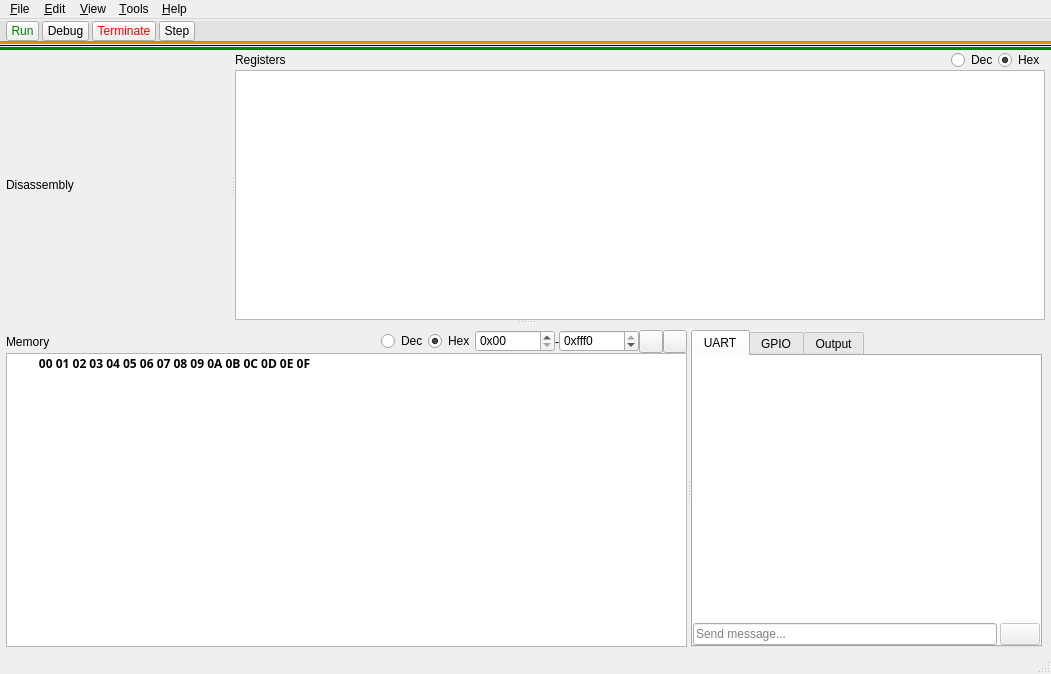
First picture: the form in src/ui/mainwindow.ui, repository MartinUbl/emulv, before the edit.
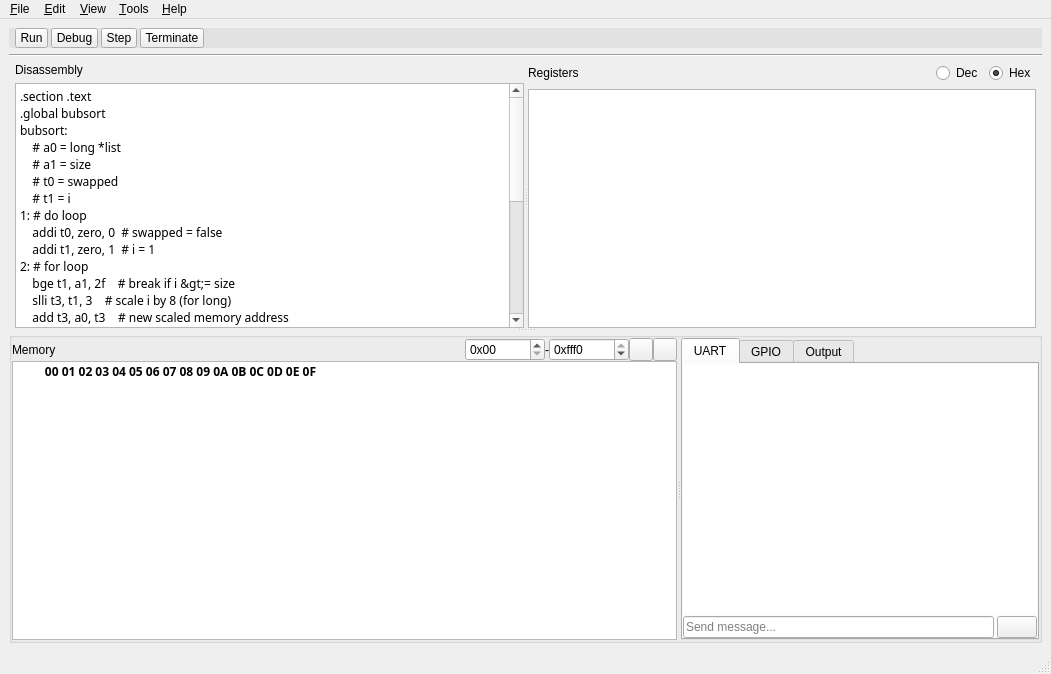
Second picture: the form after the edit. Icons and pictures are not drawn.

Diff of the .ui file:
```diff
--- a/src/ui/mainwindow.ui
+++ b/src/ui/mainwindow.ui
@@ -14,27 +14,7 @@
    <string>RISC-V Emulator</string>
   </property>
   <widget class="QWidget" name="centralwidget">
-   <property name="styleSheet">
-    <string notr="true">.QFrame {
-	border-color: rgb(255, 128, 0);
-}</string>
-   </property>
-   <layout class="QVBoxLayout" name="verticalLayout_13">
-    <property name="spacing">
-     <number>0</number>
-    </property>
-    <property name="leftMargin">
-     <number>0</number>
-    </property>
-    <property name="topMargin">
-     <number>2</number>
-    </property>
-    <property name="rightMargin">
-     <number>0</number>
-    </property>
-    <property name="bottomMargin">
-     <number>2</number>
-    </property>
+   <layout class="QVBoxLayout" name="verticalLayout_19">
     <item>
      <widget class="QWidget" name="toolBar" native="true">
       <property name="styleSheet">
@@ -92,9 +72,7 @@
             <string>Run (F5)</string>
            </property>
            <property name="styleSheet">
-            <string notr="true">#btnRun {
-	color: green;
-}</string>
+            <string notr="true"/>
            </property>
            <property name="text">
             <string>Run</string>
@@ -140,34 +118,6 @@
            </property>
           </widget>
          </item>
-         <item>
-          <widget class="QToolButton" name="btnTerminate">
-           <property name="toolTip">
-            <string>Terminate (Shift+F5)</string>
-           </property>
-           <property name="styleSheet">
-            <string notr="true">#btnTerminate {
-	color: red;
-}</string>
-           </property>
-           <property name="text">
-            <string>Terminate</string>
-           </property>
-           <property name="icon">
-            <iconset theme="media-playback-stop">
-             <normaloff>.</normaloff>.</iconset>
-           </property>
-           <property name="iconSize">
-            <size>
-             <width>14</width>
-             <height>14</height>
-            </size>
-           </property>
-           <property name="shortcut">
-            <string>Shift+F5</string>
-           </property>
-          </widget>
-         </item>
          <item>
           <widget class="QToolButton" name="btnStep">
            <property name="toolTip">
@@ -194,6 +144,31 @@
            </property>
           </widget>
          </item>
+         <item>
+          <widget class="QToolButton" name="btnTerminate">
+           <property name="toolTip">
+            <string>Terminate (Shift+F5)</string>
+           </property>
+           <property name="styleSheet">
+            <string notr="true"/>
+           </property>
+           <property name="text">
+            <string>Terminate</string>
+           </property>
+           <property name="icon">
+            <iconset theme="media-playback-stop"/>
+           </property>
+           <property name="iconSize">
+            <size>
+             <width>14</width>
+             <height>14</height>
+            </size>
+           </property>
+           <property name="shortcut">
+            <string>Shift+F5</string>
+           </property>
+          </widget>
+         </item>
          <item>
           <spacer name="horizontalSpacer_3">
            <property name="orientation">
@@ -212,144 +187,52 @@
       </layout>
      </widget>
     </item>
-    <item>
-     <widget class="QFrame" name="debugIndicator">
-      <property name="maximumSize">
-       <size>
-        <width>16777215</width>
-        <height>3</height>
-       </size>
-      </property>
-      <property name="styleSheet">
-       <string notr="true">#debugIndicator {
-	border: 3px solid rgb(255, 128, 0);
-}</string>
-      </property>
-      <property name="frameShape">
-       <enum>QFrame::Box</enum>
-      </property>
-      <property name="frameShadow">
-       <enum>QFrame::Plain</enum>
-      </property>
-      <property name="lineWidth">
-       <number>0</number>
-      </property>
-      <layout class="QVBoxLayout" name="verticalLayout_14">
-       <property name="spacing">
-        <number>0</number>
-       </property>
-       <property name="leftMargin">
-        <number>0</number>
-       </property>
-       <property name="topMargin">
-        <number>0</number>
-       </property>
-       <property name="rightMargin">
-        <number>0</number>
-       </property>
-       <property name="bottomMargin">
-        <number>0</number>
-       </property>
-      </layout>
-     </widget>
-    </item>
     <item>
      <widget class="Line" name="line">
-      <property name="frameShadow">
-       <enum>QFrame::Plain</enum>
-      </property>
       <property name="orientation">
        <enum>Qt::Horizontal</enum>
       </property>
      </widget>
     </item>
     <item>
-     <widget class="QFrame" name="runningIndicator">
-      <property name="enabled">
+     <widget class="QSplitter" name="splitter_4">
+      <property name="orientation">
+       <enum>Qt::Vertical</enum>
+      </property>
+      <property name="opaqueResize">
        <bool>true</bool>
       </property>
-      <property name="minimumSize">
-       <size>
-        <width>0</width>
-        <height>0</height>
-       </size>
+      <property name="childrenCollapsible">
+       <bool>false</bool>
       </property>
-      <property name="maximumSize">
-       <size>
-        <width>16777215</width>
-        <height>3</height>
-       </size>
-      </property>
-      <property name="styleSheet">
-       <string notr="true">#runningIndicator {
-	border: 3px solid green;
-}</string>
-      </property>
+      <widget class="QSplitter" name="splitter_2">
+       <property name="orientation">
+        <enum>Qt::Vertical</enum>
+       </property>
+       <property name="opaqueResize">
+        <bool>true</bool>
+       </property>
+       <property name="childrenCollapsible">
+        <bool>false</bool>
+       </property>
+       <widget class="QSplitter" name="splitter">
       <property name="frameShape">
        <enum>QFrame::Box</enum>
       </property>
-      <property name="frameShadow">
-       <enum>QFrame::Plain</enum>
-      </property>
       <property name="lineWidth">
        <number>0</number>
       </property>
-      <layout class="QVBoxLayout" name="verticalLayout">
-       <property name="spacing">
-        <number>0</number>
-       </property>
-       <property name="leftMargin">
-        <number>0</number>
-       </property>
-       <property name="topMargin">
-        <number>0</number>
-       </property>
-       <property name="rightMargin">
-        <number>0</number>
-       </property>
-       <property name="bottomMargin">
-        <number>0</number>
-       </property>
-      </layout>
-     </widget>
-    </item>
-    <item>
-     <widget class="QSplitter" name="splitterMain">
-      <property name="lineWidth">
+        <property name="midLineWidth">
        <number>1</number>
       </property>
       <property name="orientation">
-       <enum>Qt::Vertical</enum>
-      </property>
-      <property name="childrenCollapsible">
-       <bool>false</bool>
-      </property>
-      <widget class="QSplitter" name="splitterTop">
-       <property name="orientation">
         <enum>Qt::Horizontal</enum>
        </property>
        <property name="childrenCollapsible">
         <bool>false</bool>
        </property>
-       <widget class="QWidget" name="disassemblyWidget" native="true">
-        <layout class="QVBoxLayout" name="verticalLayout_10">
-         <property name="spacing">
-          <number>0</number>
-         </property>
-         <property name="leftMargin">
-          <number>0</number>
-         </property>
-         <property name="topMargin">
-          <number>0</number>
-         </property>
-         <property name="rightMargin">
-          <number>0</number>
-         </property>
-         <property name="bottomMargin">
-          <number>0</number>
-         </property>
-         <item>
-          <layout class="QVBoxLayout" name="disassemblyLayout">
+        <widget class="QWidget" name="layoutWidget">
+         <layout class="QVBoxLayout" name="verticalLayout">
            <property name="leftMargin">
             <number>6</number>
            </property>
@@ -360,27 +243,57 @@
              </property>
             </widget>
            </item>
-          </layout>
+          <item>
+           <widget class="QPlainTextEdit" name="plainTextEdit">
+            <property name="font">
+             <font>
+              <family>NotoSansMono Nerd Font Mono</family>
+             </font>
+            </property>
+            <property name="lineWrapMode">
+             <enum>QPlainTextEdit::NoWrap</enum>
+            </property>
+            <property name="readOnly">
+             <bool>true</bool>
+            </property>
+            <property name="plainText">
+             <string>.section .text
+.global bubsort
+bubsort:
+    # a0 = long *list
+    # a1 = size
+    # t0 = swapped
+    # t1 = i
+1: # do loop
+    addi t0, zero, 0  # swapped = false
+    addi t1, zero, 1  # i = 1
+2: # for loop
+    bge t1, a1, 2f    # break if i &gt;= size
+    slli t3, t1, 3    # scale i by 8 (for long)
+    add t3, a0, t3    # new scaled memory address
+    ld  t4, -8(t3)    # load list[i-1] into t4
+    ld  t5, 0(t3)     # load list[i] into t5
+    ble t4, t5, 3f    # if list[i-1] &lt; list[i], it's in position
+    # if we get here, we need to swap
+    addi t0, zero, 1  # swapped = true
+    sd  t4, 0(t3)     # list[i] = list[i-1]
+    sd  t5, -8(t3)    # list[i-1] = list[i]
+3: # bottom of for loop body
+    addi t1, t1, 1    # i++
+    jal zero, 2b      # loop again
+2: # bottom of do loop body
+    bne t0, zero, 1b  # loop if swapped = true
+    jalr    zero, 0(ra) # return via return address register</string>
+            </property>
+           </widget>
          </item>
         </layout>
        </widget>
-       <widget class="QWidget" name="registersWidget" native="true">
+        <widget class="QWidget" name="layoutWidget">
         <layout class="QVBoxLayout" name="verticalLayout_2">
-         <property name="spacing">
-          <number>0</number>
-         </property>
-         <property name="leftMargin">
-          <number>0</number>
-         </property>
-         <property name="topMargin">
-          <number>0</number>
-         </property>
          <property name="rightMargin">
           <number>6</number>
          </property>
-         <property name="bottomMargin">
-          <number>0</number>
-         </property>
          <item>
           <layout class="QHBoxLayout" name="horizontalLayout_3">
            <item>
@@ -426,22 +339,13 @@
           </layout>
          </item>
          <item>
-          <widget class="QListView" name="listViewRegisters">
-           <property name="font">
-            <font>
-             <family>NotoSansMono Nerd Font Mono</family>
-             <bold>true</bold>
-            </font>
-           </property>
-          </widget>
-         </item>
-        </layout>
+           <widget class="QListView" name="listView"/>
+          </item>
+         </layout>
+        </widget>
        </widget>
       </widget>
       <widget class="QGroupBox" name="groupBox">
-       <property name="styleSheet">
-        <string notr="true">#groupBox { border: 0px; }</string>
-       </property>
        <property name="title">
         <string/>
        </property>
@@ -453,13 +357,13 @@
          <number>0</number>
         </property>
         <property name="leftMargin">
-         <number>3</number>
+         <number>0</number>
         </property>
         <property name="topMargin">
          <number>0</number>
         </property>
         <property name="rightMargin">
-         <number>6</number>
+         <number>0</number>
         </property>
         <property name="bottomMargin">
          <number>0</number>
@@ -516,23 +420,6 @@
                   </property>
                  </spacer>
                 </item>
-                <item>
-                 <widget class="QRadioButton" name="rbMemoryDec">
-                  <property name="text">
-                   <string>Dec</string>
-                  </property>
-                 </widget>
-                </item>
-                <item>
-                 <widget class="QRadioButton" name="rbMemoryHex">
-                  <property name="text">
-                   <string>Hex</string>
-                  </property>
-                  <property name="checked">
-                   <bool>true</bool>
-                  </property>
-                 </widget>
-                </item>
                 <item>
                  <widget class="QSpinBox" name="spinBoxMemoryFrom">
                   <property name="sizePolicy">
@@ -642,8 +529,8 @@
                   <rect>
                    <x>0</x>
                    <y>0</y>
-                   <width>719</width>
-                   <height>278</height>
+                   <width>672</width>
+                   <height>264</height>
                   </rect>
                  </property>
                  <layout class="QVBoxLayout" name="verticalLayout_7">
@@ -712,7 +599,7 @@
                        <widget class="QPlainTextEdit" name="textEditMemory">
                         <property name="minimumSize">
                          <size>
-                          <width>600</width>
+                          <width>480</width>
                           <height>0</height>
                          </size>
                         </property>
@@ -763,24 +650,6 @@
             </item>
            </layout>
           </widget>
-          <widget class="QWidget" name="peripheralWidget" native="true">
-           <layout class="QVBoxLayout" name="verticalLayout_11">
-            <property name="spacing">
-             <number>0</number>
-            </property>
-            <property name="leftMargin">
-             <number>0</number>
-            </property>
-            <property name="topMargin">
-             <number>0</number>
-            </property>
-            <property name="rightMargin">
-             <number>0</number>
-            </property>
-            <property name="bottomMargin">
-             <number>0</number>
-            </property>
-            <item>
              <widget class="QTabWidget" name="tabWidget">
               <property name="enabled">
                <bool>true</bool>
@@ -825,9 +694,6 @@
                   <property name="lineWidth">
                    <number>0</number>
                   </property>
-                  <property name="lineWrapMode">
-                   <enum>QPlainTextEdit::NoWrap</enum>
-                  </property>
                  </widget>
                 </item>
                 <item>
@@ -844,9 +710,6 @@
                   </item>
                   <item>
                    <widget class="QPushButton" name="btnSendMessage">
-                    <property name="enabled">
-                     <bool>false</bool>
-                    </property>
                     <property name="toolTip">
                      <string>Send</string>
                     </property>
@@ -898,9 +761,6 @@
                </layout>
               </widget>
              </widget>
-            </item>
-           </layout>
-          </widget>
          </widget>
         </item>
        </layout>
```
Left out of the diff: 30 changed lines with no effect on the pictures. Lines whose indentation alone changed are shown as unchanged.
